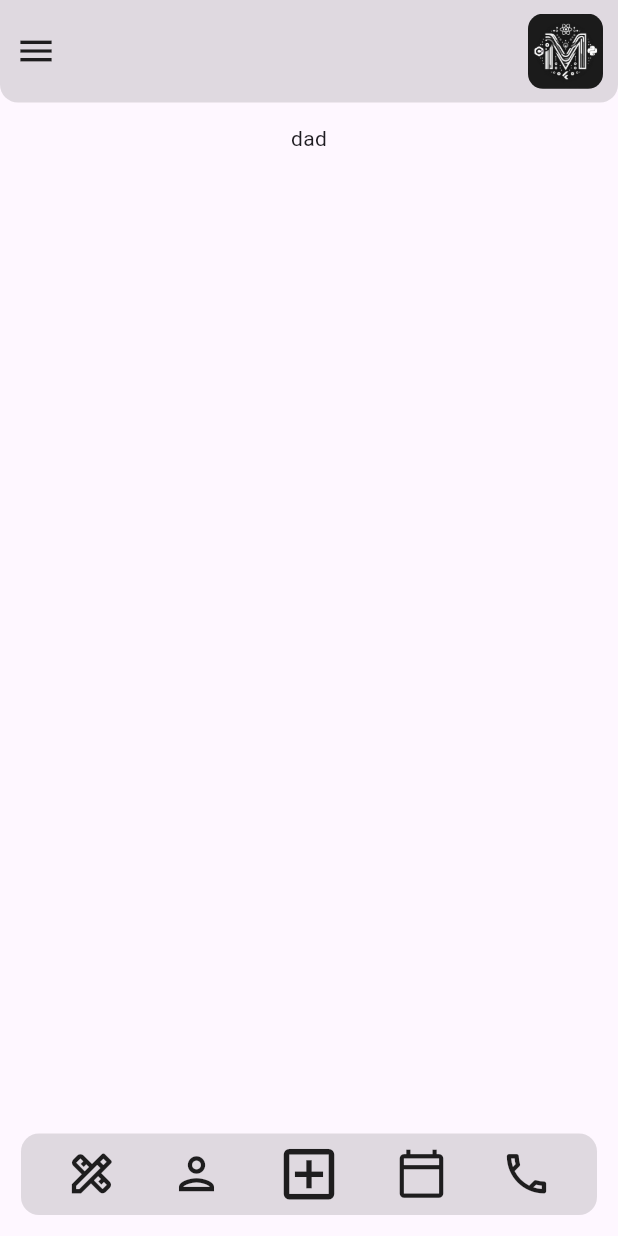
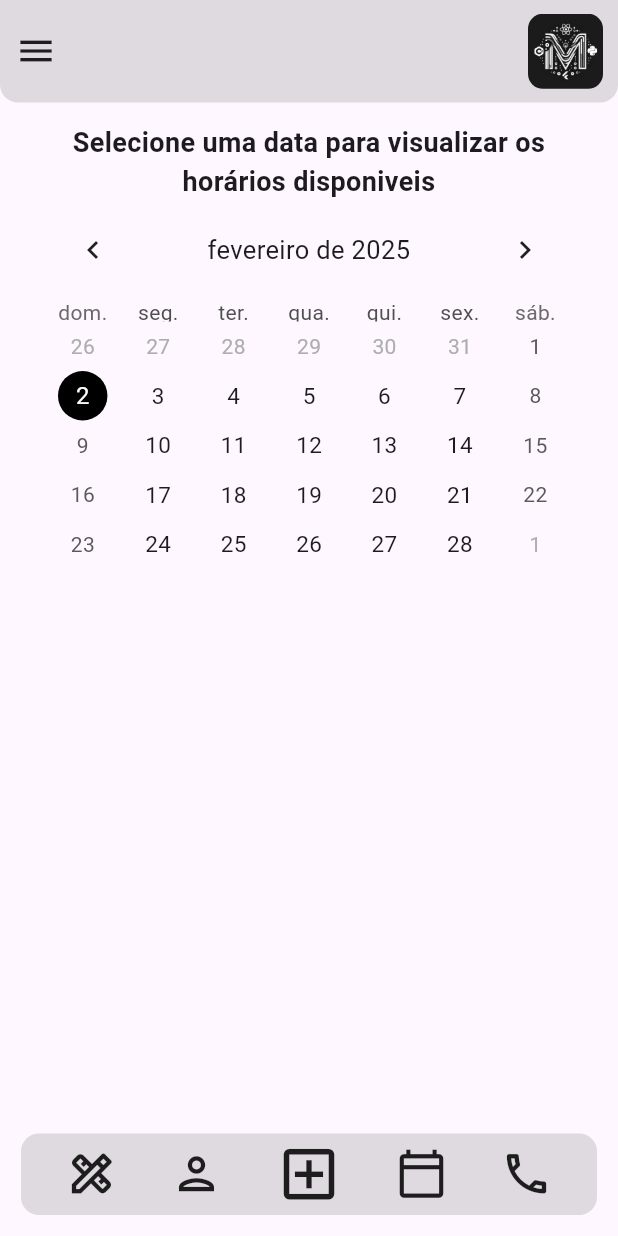
Before and after one commit to MMedeiros03/CFCVitoriaApp, a Flutter app: the screen it shows after launch, item 3 of the bottom bar chosen, on a phone screen of 412 x 824 dp. Run offline on Flutter 3.47's test engine with Material 3 defaults, Android fonts, the phone set to English and light mode, and no system bars; drawn by our look-alikes of table_calendar; our stand-ins replace carousel_slider, get, lottie; project files that could hold a hidden picture were left out.

Commit message:
Criada tela de agendamento

```diff
--- a/lib/Pages/agendamento_page.dart
+++ b/lib/Pages/agendamento_page.dart
@@ -1,19 +1,169 @@
 import 'package:cfc_vitoria_app/Widgets/base_page_widget.dart';
-import 'package:flutter/widgets.dart';
+import 'package:flutter/material.dart';
+import 'package:table_calendar/table_calendar.dart';
 
-class AgendamentoPage extends StatefulWidget{
-
+class AgendamentoPage extends StatefulWidget {
   const AgendamentoPage({super.key});
 
   @override
   State<StatefulWidget> createState() => AgendamentoPageState();
-
 }
 
 class AgendamentoPageState extends State<AgendamentoPage> {
+  List<String> horarios = [
+    "09:00",
+    "09:00",
+    "09:00",
+    "09:00",
+    "09:00",
+    "09:00",
+    "09:00",
+    "09:00",
+    "09:00",
+    "09:00",
+    "09:00",
+    "09:00",
+    "09:00",
+    "09:00",
+    "09:00",
+    "09:00",
+    "09:00",
+    "09:00",
+    "09:00",
+    "09:00",
+    "09:00",
+    "09:00",
+    "09:00",
+    "09:00",
+    "09:00",
+    "09:00",
+    "09:00",
+    "09:00",
+    "09:00",
+    "09:00",
+    "09:00",
+    "09:00",
+    "09:00",
+    "09:00",
+    "09:00",
+    "09:00",
+    "09:00",
+    "09:00",
+    "09:00",
+    "09:00",
+  ];
+
+  bool selecionouData = false;
+  DateTime dataSelecionada = DateTime.now();
+  int? selectedIndex;
+
   @override
   Widget build(BuildContext context) {
-    return BasePage(child: Text("dad"));
+    final alturaTela = MediaQuery.of(context).size.height;
+
+    return BasePage(
+      child: Padding(
+        padding: EdgeInsets.symmetric(horizontal: 16.0),
+        child: Column(
+          crossAxisAlignment: CrossAxisAlignment.center,
+          children: [
+            Text(
+              "Selecione uma data para visualizar os horários disponiveis",
+              textAlign: TextAlign.center,
+              style: TextStyle(fontSize: 18, fontWeight: FontWeight.bold),
+            ),
+
+            TableCalendar(
+              calendarStyle: CalendarStyle(
+                  cellMargin: const EdgeInsets.all(0),
+                  defaultTextStyle: TextStyle(fontSize: 15),
+                  selectedDecoration: BoxDecoration(
+                      color: Colors.black,
+                      shape: BoxShape.circle
+                  ),
+                  todayDecoration: BoxDecoration(
+                      color: Colors.black26,
+                      shape: BoxShape.circle
+                  ),
+              ),
+              selectedDayPredicate: (day) => isSameDay(day, dataSelecionada),
+              calendarFormat: CalendarFormat.month,
+              headerStyle:
+                  HeaderStyle(formatButtonVisible: false, titleCentered: true),
+              focusedDay: dataSelecionada,
+              firstDay: DateTime.utc(2025, 1, 1),
+              lastDay: DateTime.utc(2026, 1, 31),
+              rowHeight: alturaTela * 0.040,
+              onDaySelected: _diaSelecionado,
+            ),
+            SizedBox(height: alturaTela * 0.03),
+            if (selecionouData)
+              Text(
+                "Horários disponíveis para o dia ${dataSelecionada.day}/${dataSelecionada.month}/${dataSelecionada.year}",
+                style: TextStyle(fontSize: 18, fontWeight: FontWeight.bold),
+              ),
+            if (selecionouData) SizedBox(height: alturaTela * 0.02),
+            if (selecionouData)
+              Expanded(
+                child: SingleChildScrollView(
+                  child: GridView.builder(
+                    shrinkWrap: true,
+                    physics: NeverScrollableScrollPhysics(),
+                    gridDelegate: SliverGridDelegateWithFixedCrossAxisCount(
+                      crossAxisCount: 3,
+                      crossAxisSpacing: 12,
+                      mainAxisSpacing: 12,
+                      childAspectRatio: 2.5,
+                    ),
+                    itemCount: horarios.length,
+                    itemBuilder: (context, index) {
+                      bool isSelected = selectedIndex == index;
+                      return ElevatedButton(
+                        onPressed: () {
+                          setState(() {
+                            selectedIndex = index;
+                          });
+                        },
+                        style: ElevatedButton.styleFrom(
+                          backgroundColor: isSelected ? Colors.black54 : Color(0xFFD9D9D9),
+                          foregroundColor: Colors.white,
+                          padding: EdgeInsets.symmetric(vertical: 10),
+                          shape: RoundedRectangleBorder(
+                            borderRadius: BorderRadius.circular(8),
+                          ),
+                        ),
+                        child: Text(
+                          horarios[index],
+                          style: TextStyle(fontSize: 15),
+                        ),
+                      );
+                    },
+                  ),
+                ),
+              ),
+            if (selecionouData) SizedBox(height: alturaTela * 0.01),
+            if (selecionouData)
+              Align(
+                alignment: Alignment.centerRight,
+                child: ElevatedButton(
+                  onPressed: () {},
+                  style: ElevatedButton.styleFrom(
+                    shape: CircleBorder(),
+                    padding: EdgeInsets.all(12),
+                  ),
+                  child: Icon(Icons.arrow_forward_ios_outlined),
+                ),
+              ),
+          ],
+        ),
+      ),
+    );
   }
 
+  _diaSelecionado(DateTime diaSelecinado, DateTime diaFocado) {
+    setState(() {
+      selecionouData = true;
+      dataSelecionada = diaSelecinado;
+    });
+  }
 }
--- a/lib/Pages/agendamentos_page.dart
+++ b/lib/Pages/agendamentos_page.dart
@@ -1,5 +1,4 @@
 import 'package:flutter/material.dart';
-import 'package:flutter/widgets.dart';
 import '../Widgets/base_page_widget.dart';
 
 class AgendamentosPage extends StatefulWidget{
--- a/lib/Pages/servico_page.dart
+++ b/lib/Pages/servico_page.dart
@@ -1,6 +1,5 @@
 import 'package:carousel_slider/carousel_slider.dart';
 import 'package:flutter/material.dart';
-import 'package:flutter/widgets.dart';
 import '../Widgets/base_page_widget.dart';
 
 class ServicoPage extends StatefulWidget{
--- a/lib/Pages/servicos_page.dart
+++ b/lib/Pages/servicos_page.dart
@@ -56,11 +56,16 @@ class ServicosPageState extends State<ServicosPage> {
                         child: Row(
                           mainAxisAlignment: MainAxisAlignment.start,
                           children: [
-                            Container(
+                            SizedBox(
                               width: constraints.maxWidth * 0.4,
-                              decoration: BoxDecoration(
-                                color: Colors.red,
-                                borderRadius: BorderRadius.circular(12),
+                              child: ClipRRect(
+                                borderRadius: BorderRadius.circular(20),
+                                child: Image.asset(
+                                  width: constraints.maxWidth,
+                                  height: constraints.maxHeight,
+                                  "assets/image/logo_medeiros.jpg",
+                                  fit: BoxFit.fill,
+                                ),
                               ),
                             ),
                             Container(
--- a/lib/main.dart
+++ b/lib/main.dart
@@ -1,8 +1,14 @@
 import 'package:cfc_vitoria_app/Utils/routes.dart';
 import 'package:flutter/material.dart';
 import 'package:get/get.dart';
+import 'package:intl/date_symbol_data_local.dart';
+import 'package:intl/intl.dart';
 
 void main() {
+
+  WidgetsFlutterBinding.ensureInitialized();
+  Intl.defaultLocale = 'pt_BR';
+  initializeDateFormatting('pt_BR', null);
   runApp(const MyApp());
 }
 
@@ -13,9 +19,10 @@ class MyApp extends StatelessWidget {
   Widget build(BuildContext context) {
 
     return GetMaterialApp(
+      locale: Locale("pt-BR"),
       debugShowCheckedModeBanner: false,
       title: 'Getx Rotas e Animações',
-      initialRoute: '/semInternet',
+      initialRoute: '/home',
       getPages: Routes.getRoutes()
     );
   }
--- a/pubspec.yaml
+++ b/pubspec.yaml
@@ -35,6 +35,7 @@ dependencies:
   # The following adds the Cupertino Icons font to your application.
   # Use with the CupertinoIcons class for iOS style icons.
   lottie: ^3.3.1
+  table_calendar: ^3.2.0
   get: ^4.6.6
   carousel_slider: ^5.0.0
   cupertino_icons: ^1.0.8
```
